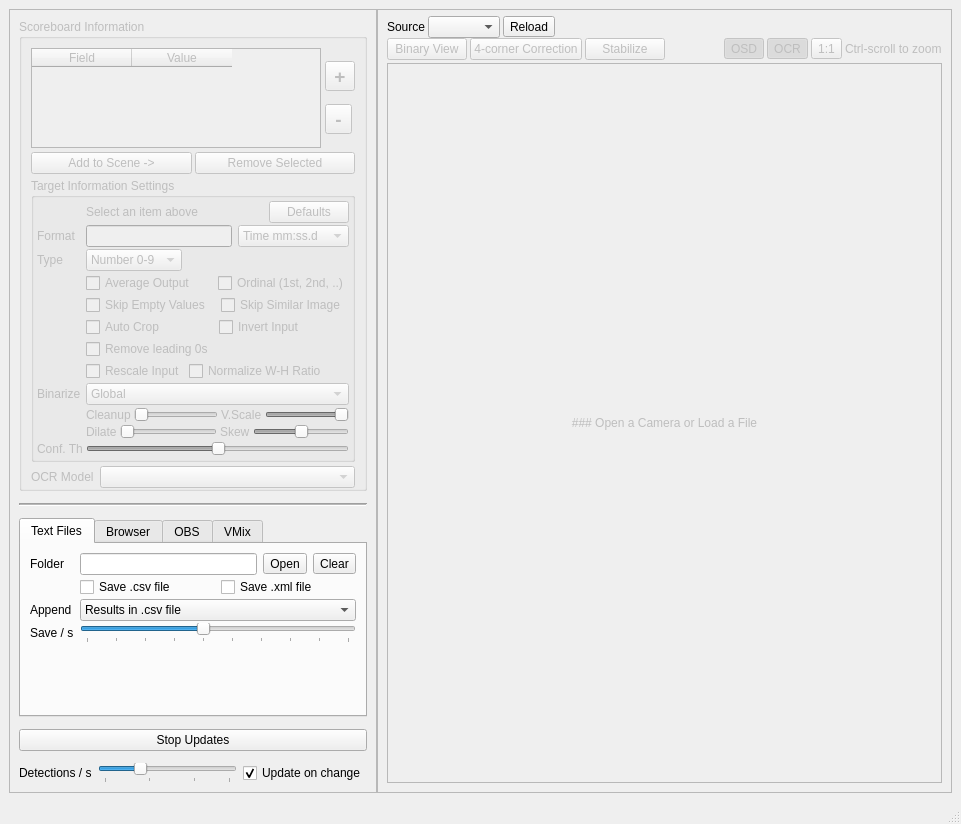
This is mainwindow.ui in locaal-ai/scoresight as Qt 5 draws it before an edit. The edited form follows.
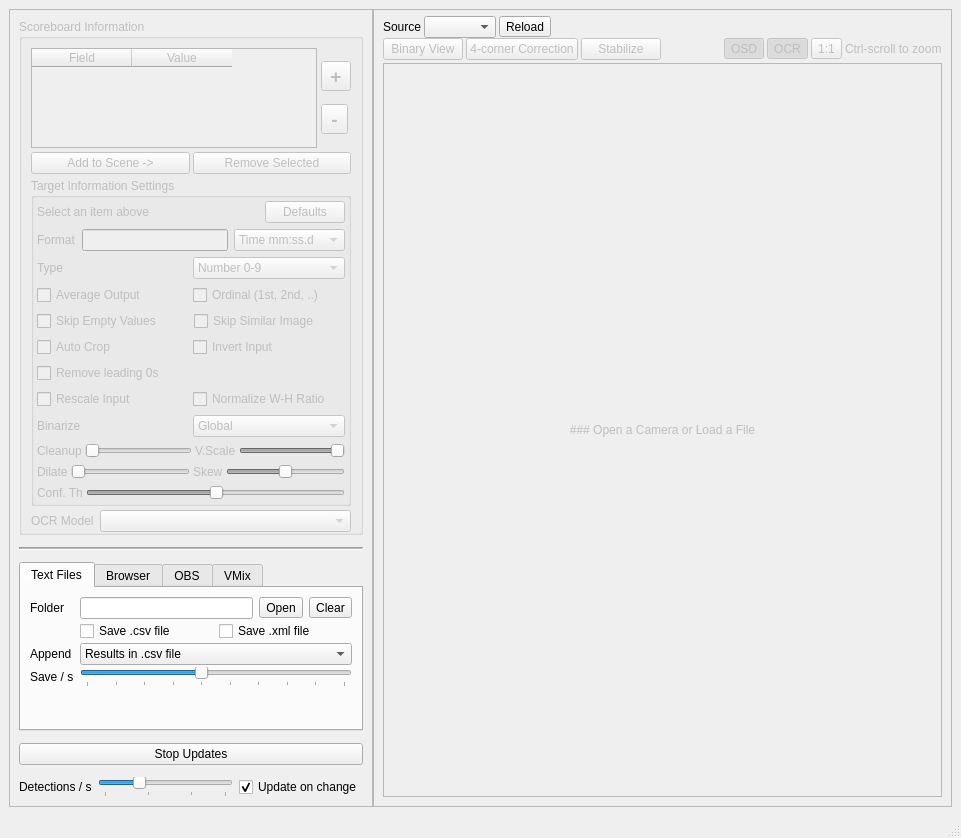
This is the edited form. The open tabs and pages were chosen to show the change.

Diff of the .ui file:
```diff
--- a/mainwindow.ui
+++ b/mainwindow.ui
@@ -238,16 +238,7 @@
             <property name="checkable">
              <bool>false</bool>
             </property>
-            <layout class="QFormLayout" name="formLayout">
-             <property name="fieldGrowthPolicy">
-              <enum>QFormLayout::ExpandingFieldsGrow</enum>
-             </property>
-             <property name="horizontalSpacing">
-              <number>3</number>
-             </property>
-             <property name="verticalSpacing">
-              <number>2</number>
-             </property>
+            <layout class="QVBoxLayout" name="verticalLayout_5">
              <property name="leftMargin">
               <number>3</number>
              </property>
@@ -260,7 +251,7 @@
              <property name="bottomMargin">
               <number>3</number>
              </property>
-             <item row="0" column="1">
+             <item>
               <widget class="QWidget" name="widget_10" native="true">
                <property name="sizePolicy">
                 <sizepolicy hsizetype="Expanding" vsizetype="Preferred">
@@ -314,14 +305,7 @@
                </layout>
               </widget>
              </item>
-             <item row="3" column="0">
-              <widget class="QLabel" name="label_2">
-               <property name="text">
-                <string>Format</string>
-               </property>
-              </widget>
-             </item>
-             <item row="3" column="1">
+             <item>
               <widget class="QWidget" name="widget_7" native="true">
                <property name="sizePolicy">
                 <sizepolicy hsizetype="Preferred" vsizetype="Preferred">
@@ -342,6 +326,13 @@
                 <property name="bottomMargin">
                  <number>0</number>
                 </property>
+                <item>
+                 <widget class="QLabel" name="label_2">
+                  <property name="text">
+                   <string>Format</string>
+                  </property>
+                 </widget>
+                </item>
                 <item>
                  <widget class="QLineEdit" name="lineEdit_format">
                   <property name="sizePolicy">
@@ -433,14 +424,32 @@
                </layout>
               </widget>
              </item>
-             <item row="4" column="0">
+             <item>
+              <widget class="QWidget" name="widget_19" native="true">
+               <layout class="QHBoxLayout" name="horizontalLayout_21">
+                <property name="spacing">
+                 <number>3</number>
+                </property>
+                <property name="leftMargin">
+                 <number>0</number>
+                </property>
+                <property name="topMargin">
+                 <number>0</number>
+                </property>
+                <property name="rightMargin">
+                 <number>0</number>
+                </property>
+                <property name="bottomMargin">
+                 <number>0</number>
+                </property>
+                <item>
               <widget class="QLabel" name="label_13">
                <property name="text">
                 <string>Type</string>
                </property>
               </widget>
              </item>
-             <item row="4" column="1">
+                <item>
               <widget class="QComboBox" name="comboBox_fieldType">
                <item>
                 <property name="text">
@@ -459,7 +468,10 @@
                </item>
               </widget>
              </item>
-             <item row="5" column="1">
+               </layout>
+              </widget>
+             </item>
+             <item>
               <widget class="QWidget" name="widget_14" native="true">
                <property name="sizePolicy">
                 <sizepolicy hsizetype="Expanding" vsizetype="Preferred">
@@ -500,7 +512,7 @@
                </layout>
               </widget>
              </item>
-             <item row="7" column="1">
+             <item>
               <widget class="QWidget" name="widget_11" native="true">
                <property name="sizePolicy">
                 <sizepolicy hsizetype="Expanding" vsizetype="Preferred">
@@ -538,7 +550,7 @@
                </layout>
               </widget>
              </item>
-             <item row="8" column="1">
+             <item>
               <widget class="QWidget" name="widget_15" native="true">
                <property name="sizePolicy">
                 <sizepolicy hsizetype="Expanding" vsizetype="Preferred">
@@ -579,14 +591,14 @@
                </layout>
               </widget>
              </item>
-             <item row="10" column="1">
+             <item>
               <widget class="QCheckBox" name="checkBox_removeLeadingZeros">
                <property name="text">
                 <string>Remove leading 0s</string>
                </property>
               </widget>
              </item>
-             <item row="11" column="1">
+             <item>
               <widget class="QWidget" name="widget_9" native="true">
                <layout class="QHBoxLayout" name="horizontalLayout_11">
                 <property name="spacing">
@@ -627,21 +639,33 @@
                </layout>
               </widget>
              </item>
-             <item row="12" column="0">
+             <item>
+              <widget class="QWidget" name="widget_20" native="true">
+               <layout class="QHBoxLayout" name="horizontalLayout_23">
+                <property name="spacing">
+                 <number>3</number>
+                </property>
+                <property name="leftMargin">
+                 <number>0</number>
+                </property>
+                <property name="topMargin">
+                 <number>0</number>
+                </property>
+                <property name="rightMargin">
+                 <number>0</number>
+                </property>
+                <property name="bottomMargin">
+                 <number>0</number>
+                </property>
+                <item>
               <widget class="QLabel" name="label_binarizationMethod">
                <property name="text">
                 <string>Binarize</string>
                </property>
               </widget>
              </item>
-             <item row="12" column="1">
+                <item>
               <widget class="QComboBox" name="comboBox_binarizationMethod">
-               <property name="sizePolicy">
-                <sizepolicy hsizetype="Expanding" vsizetype="Fixed">
-                 <horstretch>0</horstretch>
-                 <verstretch>0</verstretch>
-                </sizepolicy>
-               </property>
                <item>
                 <property name="text">
                  <string>Global</string>
@@ -664,7 +688,10 @@
                </item>
               </widget>
              </item>
-             <item row="13" column="1">
+               </layout>
+              </widget>
+             </item>
+             <item>
               <widget class="QWidget" name="widget_17" native="true">
                <property name="sizePolicy">
                 <sizepolicy hsizetype="Preferred" vsizetype="Preferred">
@@ -731,7 +758,7 @@
                </layout>
               </widget>
              </item>
-             <item row="14" column="1">
+             <item>
               <widget class="QWidget" name="widget_13" native="true">
                <property name="sizePolicy">
                 <sizepolicy hsizetype="Expanding" vsizetype="Preferred">
@@ -798,14 +825,32 @@
                </layout>
               </widget>
              </item>
-             <item row="16" column="0">
+             <item>
+              <widget class="QWidget" name="widget_21" native="true">
+               <layout class="QHBoxLayout" name="horizontalLayout_24">
+                <property name="spacing">
+                 <number>3</number>
+                </property>
+                <property name="leftMargin">
+                 <number>0</number>
+                </property>
+                <property name="topMargin">
+                 <number>0</number>
+                </property>
+                <property name="rightMargin">
+                 <number>0</number>
+                </property>
+                <property name="bottomMargin">
+                 <number>0</number>
+                </property>
+                <item>
               <widget class="QLabel" name="label_3">
                <property name="text">
                 <string>Conf. Th</string>
                </property>
               </widget>
              </item>
-             <item row="16" column="1">
+                <item>
               <widget class="QSlider" name="horizontalSlider_conf_thresh">
                <property name="value">
                 <number>50</number>
@@ -818,6 +863,9 @@
             </layout>
            </widget>
           </item>
+            </layout>
+           </widget>
+          </item>
           <item>
            <widget class="QWidget" name="widget_6" native="true">
             <layout class="QHBoxLayout" name="horizontalLayout_7">
```
Left out of the diff: 2 changed lines with no effect on the pictures. Lines whose indentation alone changed are shown as unchanged.
